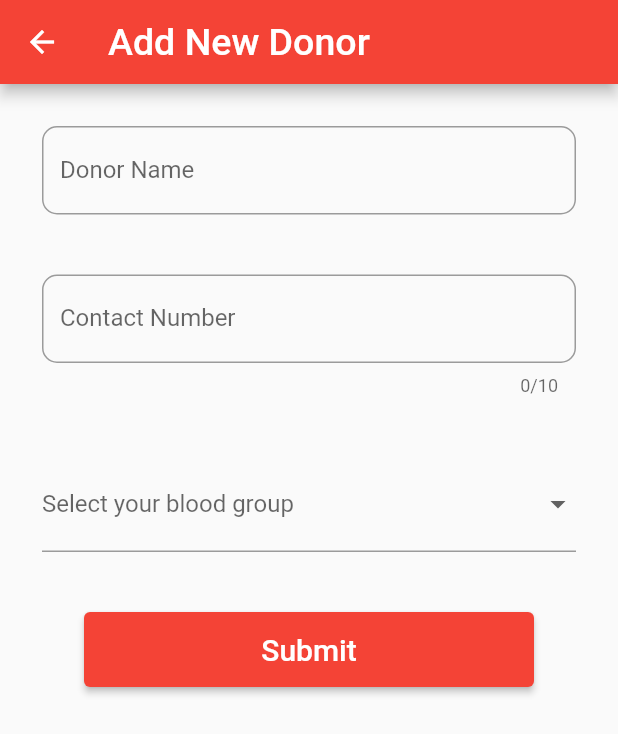
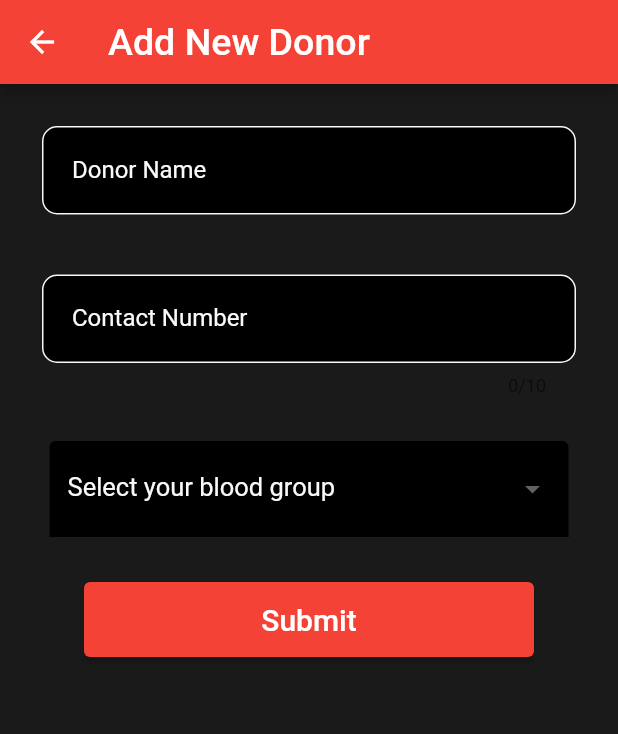
Before and after one commit to Snehau259/Blood-donation-app-flutter, a Flutter app: the AddDonor screen opened by its route, on a phone screen of 412 x 824 dp. Shown: the top 734 px of the screen. Run offline on Flutter 3.47's test engine with Material 2 defaults, Android fonts, the phone set to English and light mode, and no system bars; our stand-ins replace cloud_firestore, firebase_core; missing offline and left inert: dart:html, dart:js; accounts and stored records are empty.

Commit message:
refactor. imporved ui

```diff
--- a/lib/pages/addDonor.dart
+++ b/lib/pages/addDonor.dart
@@ -31,6 +31,7 @@ class AddDonorState extends State<AddDonor> {
   @override
   Widget build(BuildContext context) {
     return Scaffold(
+        backgroundColor: Color.fromARGB(255, 27, 26, 26),
         appBar: AppBar(
           title: Text(
             "Add New Donor",
@@ -45,30 +46,57 @@ class AddDonorState extends State<AddDonor> {
               Padding(
                 padding: const EdgeInsets.all(20.0),
                 child: TextField(
+                    style: TextStyle(color: Colors.white),
                     controller: donorName,
                     decoration: InputDecoration(
-                        border: OutlineInputBorder(
+                        filled: true,
+                        fillColor: Colors.black,
+                        enabledBorder: OutlineInputBorder(
+                            borderSide: BorderSide(
+                                color: Color.fromARGB(255, 250, 248, 248)),
                             borderRadius:
                                 BorderRadius.all(Radius.circular(10))),
-                        label: Text("Donor Name"))),
+                        contentPadding: EdgeInsets.all(20),
+                        label: Text("Donor Name"),
+                        labelStyle: TextStyle(
+                            color: Color.fromARGB(255, 250, 248, 248)))),
               ),
               Padding(
                 padding: const EdgeInsets.all(20.0),
                 child: TextField(
+                    style: TextStyle(color: Colors.white),
                     controller: contactNumber,
                     keyboardType: TextInputType.number,
                     maxLength: 10,
                     decoration: InputDecoration(
-                        border: OutlineInputBorder(
+                        filled: true,
+                        fillColor: Colors.black,
+                        enabledBorder: OutlineInputBorder(
+                            borderSide: BorderSide(
+                                color: Color.fromARGB(255, 250, 248, 248)),
                             borderRadius:
                                 BorderRadius.all(Radius.circular(10))),
-                        label: Text("Contact Number"))),
+                        contentPadding: EdgeInsets.all(20),
+                        label: Text("Contact Number"),
+                        labelStyle: TextStyle(
+                            color: Color.fromARGB(255, 250, 248, 248)))),
               ),
               Padding(
-                padding: const EdgeInsets.all(20.0),
+                padding: const EdgeInsets.fromLTRB(25, 10, 25, 10),
                 child: DropdownButtonFormField(
-                    decoration:
-                        InputDecoration(label: Text("Select your blood group")),
+                    dropdownColor: Color.fromARGB(255, 56, 55, 55),
+                    style: const TextStyle(
+                      color: Colors.white, //<-- SEE HERE
+                      fontSize: 17,
+                      // fontWeight: FontWeight.bold
+                    ),
+                    decoration: InputDecoration(
+                        filled: true,
+                        fillColor: Colors.black,
+                        label: Text("Select your blood group",
+                            style: TextStyle(fontSize: 17)),
+                        labelStyle: TextStyle(
+                            color: Color.fromARGB(255, 250, 248, 248))),
                     items: bloodGroups
                         .map((e) => DropdownMenuItem(child: Text(e), value: e))
                         .toList(),
```
